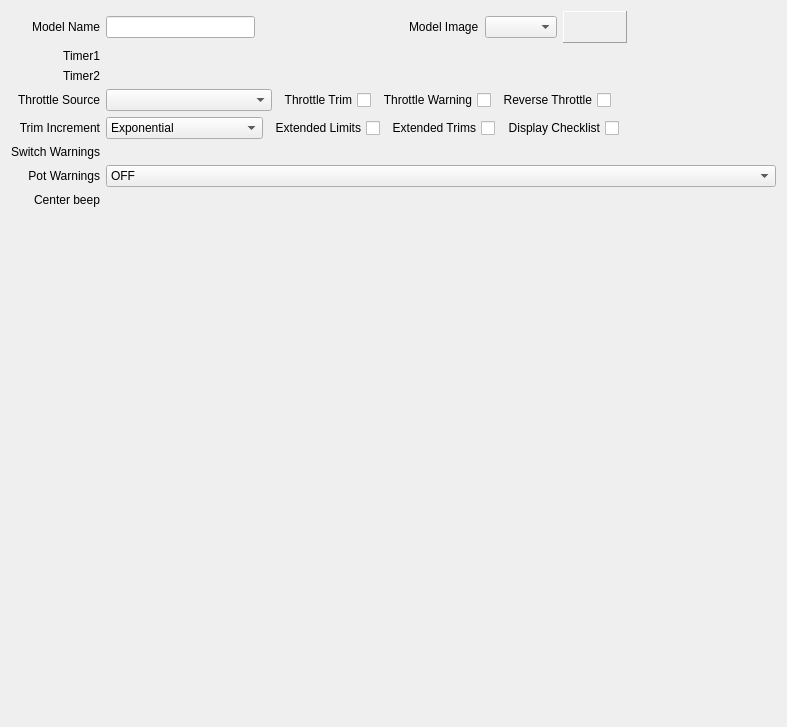
First picture: the form in companion/src/modeledit/setup.ui, repository opentx/opentx, before the edit.
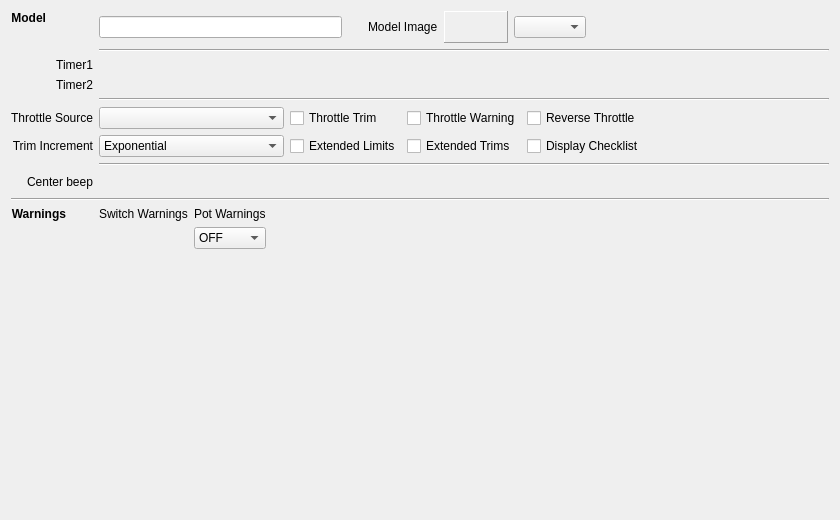
Second picture: the form after the edit.

Commit message: A few minor adjustments to modeledit to give it a more consistent layout for both Taranis and 9x.

What changed in the file:
```diff
--- a/companion/src/modeledit/setup.ui
+++ b/companion/src/modeledit/setup.ui
@@ -6,8 +6,8 @@
    <rect>
     <x>0</x>
     <y>0</y>
-    <width>787</width>
-    <height>727</height>
+    <width>840</width>
+    <height>520</height>
    </rect>
   </property>
   <property name="windowTitle">
@@ -16,175 +16,88 @@
   <layout class="QVBoxLayout" name="verticalLayout">
    <item>
     <layout class="QGridLayout" name="gridLayout">
-     <item row="0" column="1">
-      <layout class="QGridLayout" name="gridLayout_37" columnstretch="0,0,0,0,0,0">
+     <item row="4" column="1">
+      <layout class="QGridLayout" name="gridLayout_2">
        <item row="0" column="3">
-        <widget class="QComboBox" name="image"/>
+        <widget class="QCheckBox" name="throttleReverse">
+         <property name="whatsThis">
+          <string>Reverse throttle operation.
+If this is checked the throttle will be reversed.  Idle will be forward, trim will also be reversed and the throttle warning will be reversed as well.
+
+</string>
+         </property>
+         <property name="layoutDirection">
+          <enum>Qt::LeftToRight</enum>
+         </property>
+         <property name="text">
+          <string>Reverse Throttle</string>
+         </property>
+        </widget>
        </item>
-       <item row="0" column="4">
-        <widget class="QLabel" name="imagePreview">
+       <item row="1" column="1">
+        <widget class="QCheckBox" name="extendedLimits">
+         <property name="layoutDirection">
+          <enum>Qt::LeftToRight</enum>
+         </property>
+         <property name="text">
+          <string>Extended Limits</string>
+         </property>
+        </widget>
+       </item>
+       <item row="0" column="0">
+        <widget class="QComboBox" name="throttleSource">
          <property name="sizePolicy">
-          <sizepolicy hsizetype="Minimum" vsizetype="Minimum">
+          <sizepolicy hsizetype="MinimumExpanding" vsizetype="Fixed">
            <horstretch>0</horstretch>
            <verstretch>0</verstretch>
           </sizepolicy>
          </property>
-         <property name="minimumSize">
-          <size>
-           <width>64</width>
-           <height>32</height>
-          </size>
-         </property>
-         <property name="maximumSize">
-          <size>
-           <width>64</width>
-           <height>32</height>
-          </size>
-         </property>
-         <property name="frameShape">
-          <enum>QFrame::Panel</enum>
-         </property>
-         <property name="frameShadow">
-          <enum>QFrame::Raised</enum>
-         </property>
-         <property name="text">
-          <string/>
-         </property>
-         <property name="scaledContents">
-          <bool>true</bool>
-         </property>
         </widget>
        </item>
-       <item row="0" column="5">
-        <spacer name="horizontalSpacer_26">
-         <property name="orientation">
-          <enum>Qt::Horizontal</enum>
+       <item row="1" column="2">
+        <widget class="QCheckBox" name="extendedTrims">
+         <property name="layoutDirection">
+          <enum>Qt::LeftToRight</enum>
          </property>
-         <property name="sizeHint" stdset="0">
-          <size>
-           <width>40</width>
-           <height>20</height>
-          </size>
+         <property name="text">
+          <string>Extended Trims</string>
          </property>
-        </spacer>
+        </widget>
        </item>
        <item row="0" column="1">
-        <spacer name="horizontalSpacer_24">
-         <property name="orientation">
-          <enum>Qt::Horizontal</enum>
+        <widget class="QCheckBox" name="throttleTrim">
+         <property name="layoutDirection">
+          <enum>Qt::LeftToRight</enum>
          </property>
-         <property name="sizeHint" stdset="0">
-          <size>
-           <width>40</width>
-           <height>20</height>
-          </size>
+         <property name="text">
+          <string>Throttle Trim</string>
          </property>
-        </spacer>
+        </widget>
        </item>
        <item row="0" column="2">
-        <widget class="QLabel" name="modelImage_label">
+        <widget class="QCheckBox" name="throttleWarning">
+         <property name="layoutDirection">
+          <enum>Qt::LeftToRight</enum>
+         </property>
          <property name="text">
-          <string>Model Image</string>
+          <string>Throttle Warning</string>
          </property>
         </widget>
        </item>
-       <item row="0" column="0">
-        <widget class="QLineEdit" name="name">
-         <property name="sizePolicy">
-          <sizepolicy hsizetype="MinimumExpanding" vsizetype="Fixed">
-           <horstretch>0</horstretch>
-           <verstretch>0</verstretch>
-          </sizepolicy>
+       <item row="0" column="4">
+        <spacer name="horizontalSpacer">
+         <property name="orientation">
+          <enum>Qt::Horizontal</enum>
          </property>
-         <property name="maxLength">
-          <number>10</number>
+         <property name="sizeHint" stdset="0">
+          <size>
+           <width>40</width>
+           <height>20</height>
+          </size>
          </property>
-        </widget>
+        </spacer>
        </item>
-      </layout>
-     </item>
-     <item row="0" column="0">
-      <widget class="QLabel" name="label">
-       <property name="text">
-        <string>Model Name</string>
-       </property>
-       <property name="alignment">
-        <set>Qt::AlignRight|Qt::AlignTrailing|Qt::AlignVCenter</set>
-       </property>
-      </widget>
-     </item>
-     <item row="2" column="0">
-      <widget class="QLabel" name="label_timer2">
-       <property name="text">
-        <string>Timer2</string>
-       </property>
-       <property name="alignment">
-        <set>Qt::AlignRight|Qt::AlignTrailing|Qt::AlignVCenter</set>
-       </property>
-      </widget>
-     </item>
-     <item row="1" column="0">
-      <widget class="QLabel" name="label_2">
-       <property name="text">
-        <string>Timer1</string>
-       </property>
-       <property name="alignment">
-        <set>Qt::AlignRight|Qt::AlignTrailing|Qt::AlignVCenter</set>
-       </property>
-      </widget>
-     </item>
-     <item row="3" column="0">
-      <widget class="QLabel" name="label_ttrace">
-       <property name="text">
-        <string>Throttle Source</string>
-       </property>
-       <property name="alignment">
-        <set>Qt::AlignRight|Qt::AlignTrailing|Qt::AlignVCenter</set>
-       </property>
-      </widget>
-     </item>
-     <item row="5" column="0">
-      <widget class="QLabel" name="swwarn_label">
-       <property name="sizePolicy">
-        <sizepolicy hsizetype="Preferred" vsizetype="Minimum">
-         <horstretch>0</horstretch>
-         <verstretch>0</verstretch>
-        </sizepolicy>
-       </property>
-       <property name="text">
-        <string>Switch Warnings</string>
-       </property>
-       <property name="alignment">
-        <set>Qt::AlignRight|Qt::AlignTrailing|Qt::AlignVCenter</set>
-       </property>
-      </widget>
-     </item>
-     <item row="7" column="0">
-      <widget class="QLabel" name="label_12">
-       <property name="text">
-        <string>Center beep</string>
-       </property>
-       <property name="alignment">
-        <set>Qt::AlignRight|Qt::AlignTrailing|Qt::AlignVCenter</set>
-       </property>
-      </widget>
-     </item>
-     <item row="7" column="1">
-      <layout class="QGridLayout" name="centerBeepLayout"/>
-     </item>
-     <item row="4" column="0">
-      <widget class="QLabel" name="label_10">
-       <property name="text">
-        <string>Trim Increment</string>
-       </property>
-       <property name="alignment">
-        <set>Qt::AlignRight|Qt::AlignTrailing|Qt::AlignVCenter</set>
-       </property>
-      </widget>
-     </item>
-     <item row="4" column="1">
-      <layout class="QHBoxLayout" name="horizontalLayout_3">
-       <item>
+       <item row="1" column="0">
         <widget class="QComboBox" name="trimIncrement">
          <property name="sizePolicy">
           <sizepolicy hsizetype="MinimumExpanding" vsizetype="Fixed">
@@ -219,173 +132,393 @@
          </item>
         </widget>
        </item>
-       <item>
-        <widget class="QCheckBox" name="extendedLimits">
-         <property name="layoutDirection">
-          <enum>Qt::RightToLeft</enum>
-         </property>
-         <property name="text">
-          <string>Extended Limits</string>
-         </property>
-        </widget>
-       </item>
-       <item>
-        <widget class="QCheckBox" name="extendedTrims">
-         <property name="layoutDirection">
-          <enum>Qt::RightToLeft</enum>
-         </property>
-         <property name="text">
-          <string>Extended Trims</string>
-         </property>
-        </widget>
-       </item>
-       <item>
+       <item row="1" column="3">
         <widget class="QCheckBox" name="displayText">
          <property name="layoutDirection">
-          <enum>Qt::RightToLeft</enum>
+          <enum>Qt::LeftToRight</enum>
          </property>
          <property name="text">
           <string>Display Checklist</string>
          </property>
         </widget>
        </item>
-       <item>
-        <spacer name="horizontalSpacer">
-         <property name="orientation">
-          <enum>Qt::Horizontal</enum>
+      </layout>
+     </item>
+     <item row="2" column="0" alignment="Qt::AlignRight|Qt::AlignVCenter">
+      <widget class="QLabel" name="label_timer2">
+       <property name="font">
+        <font>
+         <weight>50</weight>
+         <bold>false</bold>
+        </font>
+       </property>
+       <property name="text">
+        <string>Timer2</string>
+       </property>
+       <property name="alignment">
+        <set>Qt::AlignRight|Qt::AlignTrailing|Qt::AlignVCenter</set>
+       </property>
+      </widget>
+     </item>
+     <item row="1" column="0" alignment="Qt::AlignRight|Qt::AlignVCenter">
+      <widget class="QLabel" name="label_2">
+       <property name="font">
+        <font>
+         <weight>50</weight>
+         <bold>false</bold>
+        </font>
+       </property>
+       <property name="text">
+        <string>Timer1</string>
+       </property>
+       <property name="alignment">
+        <set>Qt::AlignRight|Qt::AlignTrailing|Qt::AlignVCenter</set>
+       </property>
+      </widget>
+     </item>
+     <item row="4" column="0">
+      <layout class="QVBoxLayout" name="verticalLayout_2">
+       <item alignment="Qt::AlignRight">
+        <widget class="QLabel" name="label_ttrace">
+         <property name="font">
+          <font>
+           <weight>50</weight>
+           <bold>false</bold>
+          </font>
          </property>
-         <property name="sizeHint" stdset="0">
-          <size>
-           <width>40</width>
-           <height>20</height>
-          </size>
+         <property name="text">
+          <string>Throttle Source</string>
          </property>
-        </spacer>
+         <property name="alignment">
+          <set>Qt::AlignRight|Qt::AlignTrailing|Qt::AlignVCenter</set>
+         </property>
+        </widget>
+       </item>
+       <item alignment="Qt::AlignRight">
+        <widget class="QLabel" name="label_10">
+         <property name="font">
+          <font>
+           <weight>50</weight>
+           <bold>false</bold>
+          </font>
+         </property>
+         <property name="text">
+          <string>Trim Increment</string>
+         </property>
+         <property name="alignment">
+          <set>Qt::AlignRight|Qt::AlignTrailing|Qt::AlignVCenter</set>
+         </property>
+        </widget>
        </item>
       </layout>
      </item>
      <item row="3" column="1">
-      <layout class="QHBoxLayout" name="horizontalLayout_2">
-       <item>
-        <widget class="QComboBox" name="throttleSource">
-         <property name="sizePolicy">
-          <sizepolicy hsizetype="MinimumExpanding" vsizetype="Fixed">
-           <horstretch>0</horstretch>
-           <verstretch>0</verstretch>
-          </sizepolicy>
-         </property>
-        </widget>
-       </item>
-       <item>
-        <widget class="QCheckBox" name="throttleTrim">
-         <property name="layoutDirection">
-          <enum>Qt::RightToLeft</enum>
-         </property>
-         <property name="text">
-          <string>Throttle Trim</string>
-         </property>
-        </widget>
-       </item>
-       <item>
-        <widget class="QCheckBox" name="throttleWarning">
-         <property name="layoutDirection">
-          <enum>Qt::RightToLeft</enum>
-         </property>
-         <property name="text">
-          <string>Throttle Warning</string>
-         </property>
-        </widget>
-       </item>
-       <item>
-        <widget class="QCheckBox" name="throttleReverse">
-         <property name="whatsThis">
-          <string>Reverse throttle operation.
-If this is checked the throttle will be reversed.  Idle will be forward, trim will also be reversed and the throttle warning will be reversed as well.
-
-</string>
-         </property>
-         <property name="layoutDirection">
-          <enum>Qt::RightToLeft</enum>
-         </property>
-         <property name="text">
-          <string>Reverse Throttle</string>
-         </property>
-        </widget>
-       </item>
-       <item>
-        <spacer name="horizontalSpacer_9">
-         <property name="orientation">
-          <enum>Qt::Horizontal</enum>
-         </property>
-         <property name="sizeHint" stdset="0">
-          <size>
-           <width>40</width>
-           <height>20</height>
-          </size>
-         </property>
-        </spacer>
-       </item>
-      </layout>
-     </item>
-     <item row="5" column="1">
-      <layout class="QGridLayout" name="switchesStartupLayout" rowstretch="0" columnstretch="0">
-       <property name="sizeConstraint">
-        <enum>QLayout::SetMinimumSize</enum>
-       </property>
-       <property name="topMargin">
-        <number>0</number>
-       </property>
-       <property name="bottomMargin">
-        <number>6</number>
-       </property>
-       <property name="verticalSpacing">
-        <number>6</number>
-       </property>
-      </layout>
-     </item>
-     <item row="6" column="0">
-      <widget class="QLabel" name="label_potWarning">
-       <property name="enabled">
-        <bool>true</bool>
-       </property>
-       <property name="text">
-        <string>Pot Warnings</string>
-       </property>
-       <property name="alignment">
-        <set>Qt::AlignRight|Qt::AlignTrailing|Qt::AlignVCenter</set>
+      <widget class="Line" name="line_2">
+       <property name="orientation">
+        <enum>Qt::Horizontal</enum>
        </property>
       </widget>
      </item>
      <item row="6" column="1">
-      <layout class="QGridLayout" name="potWarningLayout">
-       <item row="0" column="0">
-        <widget class="QComboBox" name="potWarningMode">
+      <layout class="QHBoxLayout" name="horizontalLayout_7">
+       <item>
+        <layout class="QGridLayout" name="centerBeepLayout"/>
+       </item>
+       <item>
+        <spacer name="horizontalSpacer_4">
+         <property name="orientation">
+          <enum>Qt::Horizontal</enum>
+         </property>
+         <property name="sizeHint" stdset="0">
+          <size>
+           <width>40</width>
+           <height>20</height>
+          </size>
+         </property>
+        </spacer>
+       </item>
+      </layout>
+     </item>
+     <item row="7" column="0" colspan="2">
+      <widget class="Line" name="line_3">
+       <property name="orientation">
+        <enum>Qt::Horizontal</enum>
+       </property>
+      </widget>
+     </item>
+     <item row="6" column="0">
+      <widget class="QLabel" name="label_12">
+       <property name="font">
+        <font>
+         <weight>50</weight>
+         <bold>false</bold>
+        </font>
+       </property>
+       <property name="text">
+        <string>Center beep</string>
+       </property>
+       <property name="alignment">
+        <set>Qt::AlignRight|Qt::AlignTrailing|Qt::AlignVCenter</set>
+       </property>
+      </widget>
+     </item>
+     <item row="5" column="1">
+      <widget class="Line" name="line_4">
+       <property name="orientation">
+        <enum>Qt::Horizontal</enum>
+       </property>
+      </widget>
+     </item>
+     <item row="0" column="1">
+      <layout class="QVBoxLayout" name="verticalLayout_5">
+       <item>
+        <layout class="QHBoxLayout" name="horizontalLayout">
          <item>
-          <property name="text">
-           <string>OFF</string>
-          </property>
+          <widget class="QLineEdit" name="name">
+           <property name="sizePolicy">
+            <sizepolicy hsizetype="MinimumExpanding" vsizetype="Fixed">
+             <horstretch>0</horstretch>
+             <verstretch>0</verstretch>
+            </sizepolicy>
+           </property>
+           <property name="maxLength">
+            <number>10</number>
+           </property>
+          </widget>
          </item>
          <item>
-          <property name="text">
-           <string>Manual</string>
-          </property>
+          <spacer name="horizontalSpacer_2">
+           <property name="orientation">
+            <enum>Qt::Horizontal</enum>
+           </property>
+           <property name="sizeType">
+            <enum>QSizePolicy::Fixed</enum>
+           </property>
+           <property name="sizeHint" stdset="0">
+            <size>
+             <width>20</width>
+             <height>20</height>
+            </size>
+           </property>
+          </spacer>
          </item>
          <item>
-          <property name="text">
-           <string>Auto</string>
-          </property>
+          <widget class="QLabel" name="modelImage_label">
+           <property name="text">
+            <string>Model Image</string>
+           </property>
+          </widget>
          </item>
+         <item>
+          <widget class="QLabel" name="imagePreview">
+           <property name="sizePolicy">
+            <sizepolicy hsizetype="Minimum" vsizetype="Minimum">
+             <horstretch>0</horstretch>
+             <verstretch>0</verstretch>
+            </sizepolicy>
+           </property>
+           <property name="minimumSize">
+            <size>
+             <width>64</width>
+             <height>32</height>
+            </size>
+           </property>
+           <property name="maximumSize">
+            <size>
+             <width>64</width>
+             <height>32</height>
+            </size>
+           </property>
+           <property name="frameShape">
+            <enum>QFrame::Panel</enum>
+           </property>
+           <property name="frameShadow">
+            <enum>QFrame::Raised</enum>
+           </property>
+           <property name="text">
+            <string/>
+           </property>
+           <property name="scaledContents">
+            <bool>true</bool>
+           </property>
+          </widget>
+         </item>
+         <item>
+          <widget class="QComboBox" name="image"/>
+         </item>
+         <item>
+          <spacer name="horizontalSpacer_26">
+           <property name="orientation">
+            <enum>Qt::Horizontal</enum>
+           </property>
+           <property name="sizeHint" stdset="0">
+            <size>
+             <width>40</width>
+             <height>20</height>
+            </size>
+           </property>
+          </spacer>
+         </item>
+        </layout>
+       </item>
+       <item>
+        <widget class="Line" name="line">
+         <property name="orientation">
+          <enum>Qt::Horizontal</enum>
+         </property>
         </widget>
        </item>
       </layout>
      </item>
+     <item row="8" column="0" alignment="Qt::AlignLeft|Qt::AlignTop">
+      <widget class="QLabel" name="swwarn_label">
+       <property name="sizePolicy">
+        <sizepolicy hsizetype="Preferred" vsizetype="Minimum">
+         <horstretch>0</horstretch>
+         <verstretch>0</verstretch>
+        </sizepolicy>
+       </property>
+       <property name="font">
+        <font>
+         <weight>75</weight>
+         <bold>true</bold>
+        </font>
+       </property>
+       <property name="text">
+        <string>Warnings</string>
+       </property>
+       <property name="alignment">
+        <set>Qt::AlignRight|Qt::AlignTrailing|Qt::AlignVCenter</set>
+       </property>
+      </widget>
+     </item>
+     <item row="8" column="1">
+      <layout class="QHBoxLayout" name="horizontalLayout_8">
+       <item>
+        <layout class="QVBoxLayout" name="verticalLayout_6">
+         <item>
+          <widget class="QLabel" name="label_3">
+           <property name="text">
+            <string>Switch Warnings</string>
+           </property>
+          </widget>
+         </item>
+         <item>
+          <layout class="QGridLayout" name="switchesStartupLayout" rowstretch="0" columnstretch="0">
+           <property name="sizeConstraint">
+            <enum>QLayout::SetMinimumSize</enum>
+           </property>
+           <property name="topMargin">
+            <number>0</number>
+           </property>
+           <property name="bottomMargin">
+            <number>6</number>
+           </property>
+           <property name="verticalSpacing">
+            <number>6</number>
+           </property>
+          </layout>
+         </item>
+         <item>
+          <spacer name="verticalSpacer_2">
+           <property name="orientation">
+            <enum>Qt::Vertical</enum>
+           </property>
+           <property name="sizeHint" stdset="0">
+            <size>
+             <width>20</width>
+             <height>40</height>
+            </size>
+           </property>
+          </spacer>
+         </item>
+        </layout>
+       </item>
+       <item>
+        <layout class="QVBoxLayout" name="verticalLayout_7">
+         <item alignment="Qt::AlignTop">
+          <widget class="QLabel" name="label_potWarning">
+           <property name="text">
+            <string>Pot Warnings</string>
+           </property>
+          </widget>
+         </item>
+         <item>
+          <layout class="QGridLayout" name="potWarningLayout">
+           <item row="0" column="0" alignment="Qt::AlignTop">
+            <widget class="QComboBox" name="potWarningMode">
+             <item>
+              <property name="text">
+               <string>OFF</string>
+              </property>
+             </item>
+             <item>
+              <property name="text">
+               <string>Manual</string>
+              </property>
+             </item>
+             <item>
+              <property name="text">
+               <string>Auto</string>
+              </property>
+             </item>
+            </widget>
+           </item>
+           <item row="1" column="0">
+            <spacer name="verticalSpacer">
+             <property name="orientation">
+              <enum>Qt::Vertical</enum>
+             </property>
+             <property name="sizeHint" stdset="0">
+              <size>
+               <width>20</width>
+               <height>40</height>
+              </size>
+             </property>
+            </spacer>
+           </item>
+          </layout>
+         </item>
+        </layout>
+       </item>
+       <item>
+        <spacer name="horizontalSpacer_3">
+         <property name="orientation">
+          <enum>Qt::Horizontal</enum>
+         </property>
+         <property name="sizeHint" stdset="0">
+          <size>
+           <width>40</width>
+           <height>20</height>
+          </size>
+         </property>
+        </spacer>
+       </item>
+      </layout>
+     </item>
+     <item row="0" column="0" alignment="Qt::AlignLeft|Qt::AlignTop">
+      <widget class="QLabel" name="label">
+       <property name="font">
+        <font>
+         <weight>75</weight>
+         <bold>true</bold>
+        </font>
+       </property>
+       <property name="text">
+        <string>Model</string>
+       </property>
+       <property name="alignment">
+        <set>Qt::AlignRight|Qt::AlignTrailing|Qt::AlignVCenter</set>
+       </property>
+      </widget>
+     </item>
     </layout>
    </item>
    <item>
     <layout class="QVBoxLayout" name="modulesLayout"/>
    </item>
    <item>
-    <spacer name="verticalSpacer">
+    <spacer name="verticalSpacer_3">
      <property name="orientation">
       <enum>Qt::Vertical</enum>
      </property>
```
The commit also changes 4 other files.
